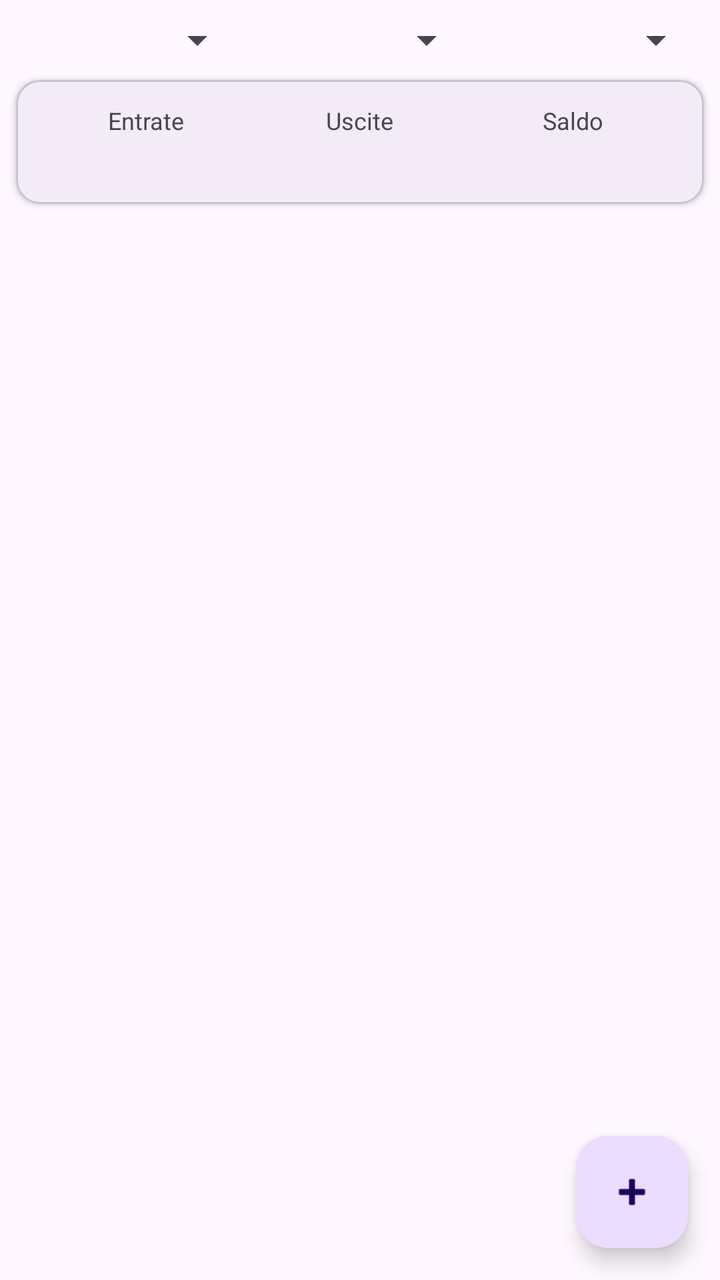
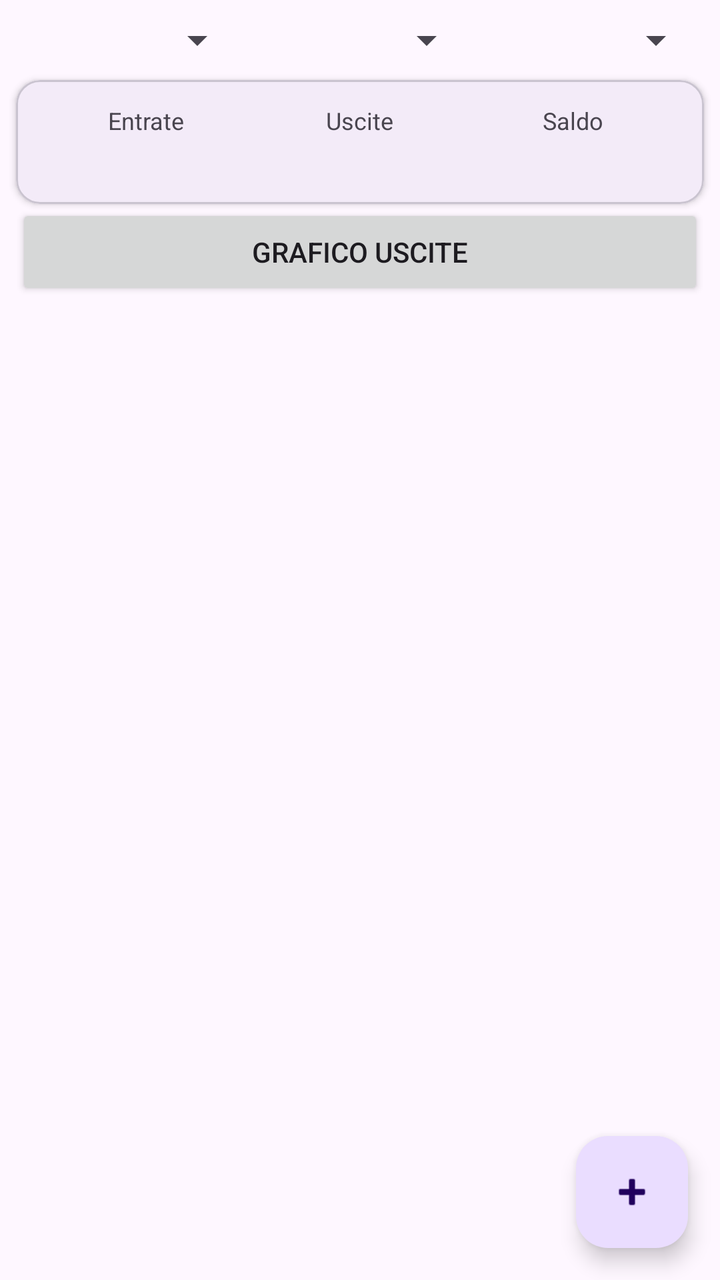

An Android layout rendered at two revisions. The XML below is the earlier revision; the diff shows what the commit changed to produce the second picture.
<!-- AndroidManifest.xml: application theme Theme.SPESAPP -->
<!-- res/layout/fragment_lista_transazioni.xml -->
<?xml version="1.0" encoding="utf-8"?>
<androidx.constraintlayout.widget.ConstraintLayout
    xmlns:android="http://schemas.android.com/apk/res/android"
    xmlns:app="http://schemas.android.com/apk/res-auto"
    android:layout_width="match_parent"
    android:layout_height="match_parent">

    <LinearLayout
        android:id="@+id/layoutFiltri"
        android:layout_width="0dp"
        android:layout_height="wrap_content"
        android:orientation="horizontal"
        android:paddingStart="8dp"
        android:paddingEnd="8dp"
        android:paddingTop="8dp"
        app:layout_constraintEnd_toEndOf="parent"
        app:layout_constraintStart_toStartOf="parent"
        app:layout_constraintTop_toTopOf="parent">

        <Spinner
            android:id="@+id/spinnerTipo"
            android:layout_width="0dp"
            android:layout_height="wrap_content"
            android:layout_weight="1" />

        <Spinner
            android:id="@+id/spinnerCategoria"
            android:layout_width="0dp"
            android:layout_height="wrap_content"
            android:layout_weight="1" />

        <Spinner
            android:id="@+id/spinnerMese"
            android:layout_width="0dp"
            android:layout_height="wrap_content"
            android:layout_weight="1" />
    </LinearLayout>

    <com.google.android.material.card.MaterialCardView
        android:id="@+id/cardDashboard"
        android:layout_width="0dp"
        android:layout_height="wrap_content"
        android:layout_margin="8dp"
        app:cardCornerRadius="12dp"
        app:cardElevation="2dp"
        app:layout_constraintEnd_toEndOf="parent"
        app:layout_constraintStart_toStartOf="parent"
        app:layout_constraintTop_toBottomOf="@id/layoutFiltri">

        <LinearLayout
            android:layout_width="match_parent"
            android:layout_height="wrap_content"
            android:orientation="horizontal"
            android:padding="12dp">

            <LinearLayout
                android:layout_width="0dp"
                android:layout_height="wrap_content"
                android:layout_weight="1"
                android:gravity="center"
                android:orientation="vertical">

                <TextView
                    android:layout_width="wrap_content"
                    android:layout_height="wrap_content"
                    android:text="Entrate"
                    android:textSize="12sp" />

                <TextView
                    android:id="@+id/textTotaleEntrate"
                    android:layout_width="wrap_content"
                    android:layout_height="wrap_content"
                    android:textColor="#2E7D32"
                    android:textSize="16sp"
                    android:textStyle="bold" />
            </LinearLayout>

            <LinearLayout
                android:layout_width="0dp"
                android:layout_height="wrap_content"
                android:layout_weight="1"
                android:gravity="center"
                android:orientation="vertical">

                <TextView
                    android:layout_width="wrap_content"
                    android:layout_height="wrap_content"
                    android:text="Uscite"
                    android:textSize="12sp" />

                <TextView
                    android:id="@+id/textTotaleUscite"
                    android:layout_width="wrap_content"
                    android:layout_height="wrap_content"
                    android:textColor="#C62828"
                    android:textSize="16sp"
                    android:textStyle="bold" />
            </LinearLayout>

            <LinearLayout
                android:layout_width="0dp"
                android:layout_height="wrap_content"
                android:layout_weight="1"
                android:gravity="center"
                android:orientation="vertical">

                <TextView
                    android:layout_width="wrap_content"
                    android:layout_height="wrap_content"
                    android:text="Saldo"
                    android:textSize="12sp" />

                <TextView
                    android:id="@+id/textSaldo"
                    android:layout_width="wrap_content"
                    android:layout_height="wrap_content"
                    android:textSize="16sp"
                    android:textStyle="bold" />
            </LinearLayout>
        </LinearLayout>
    </com.google.android.material.card.MaterialCardView>

    <TextView
        android:id="@+id/textVuoto"
        android:layout_width="wrap_content"
        android:layout_height="wrap_content"
        android:text="Nessuna transazione registrata"
        android:textSize="16sp"
        android:visibility="gone"
        app:layout_constraintBottom_toBottomOf="parent"
        app:layout_constraintEnd_toEndOf="parent"
        app:layout_constraintStart_toStartOf="parent"
        app:layout_constraintTop_toBottomOf="@id/cardDashboard" />

    <androidx.recyclerview.widget.RecyclerView
        android:id="@+id/recyclerTransazioni"
        android:layout_width="0dp"
        android:layout_height="0dp"
        app:layout_constraintBottom_toBottomOf="parent"
        app:layout_constraintEnd_toEndOf="parent"
        app:layout_constraintStart_toStartOf="parent"
        app:layout_constraintTop_toBottomOf="@id/cardDashboard" />

    <com.google.android.material.floatingactionbutton.FloatingActionButton
        android:id="@+id/fabAggiungi"
        android:layout_width="wrap_content"
        android:layout_height="wrap_content"
        android:layout_margin="16dp"
        android:contentDescription="Aggiungi transazione"
        android:src="@android:drawable/ic_input_add"
        app:layout_constraintBottom_toBottomOf="parent"
        app:layout_constraintEnd_toEndOf="parent" />

</androidx.constraintlayout.widget.ConstraintLayout>
<!-- resources referenced by this layout -->
<resources>
  <style name="Theme.SPESAPP" parent="Base.Theme.SPESAPP" />
  <style name="Base.Theme.SPESAPP" parent="Theme.Material3.DayNight.NoActionBar">
          
          
      </style>
</resources>

<!-- the commit's change to res/layout/fragment_lista_transazioni.xml (unified diff, before → after) -->
@@ -120,6 +120,17 @@
         </LinearLayout>
     </com.google.android.material.card.MaterialCardView>
 
+    <Button
+        android:id="@+id/btnGrafico"
+        android:layout_width="0dp"
+        android:layout_height="wrap_content"
+        android:layout_marginStart="8dp"
+        android:layout_marginEnd="8dp"
+        android:text="Grafico uscite"
+        app:layout_constraintEnd_toEndOf="parent"
+        app:layout_constraintStart_toStartOf="parent"
+        app:layout_constraintTop_toBottomOf="@id/cardDashboard" />
+
     <TextView
         android:id="@+id/textVuoto"
         android:layout_width="wrap_content"
@@ -130,7 +141,7 @@
         app:layout_constraintBottom_toBottomOf="parent"
         app:layout_constraintEnd_toEndOf="parent"
         app:layout_constraintStart_toStartOf="parent"
-        app:layout_constraintTop_toBottomOf="@id/cardDashboard" />
+        app:layout_constraintTop_toBottomOf="@id/btnGrafico" />
 
     <androidx.recyclerview.widget.RecyclerView
         android:id="@+id/recyclerTransazioni"
@@ -139,7 +150,7 @@
         app:layout_constraintBottom_toBottomOf="parent"
         app:layout_constraintEnd_toEndOf="parent"
         app:layout_constraintStart_toStartOf="parent"
-        app:layout_constraintTop_toBottomOf="@id/cardDashboard" />
+        app:layout_constraintTop_toBottomOf="@id/btnGrafico" />
 
     <com.google.android.material.floatingactionbutton.FloatingActionButton
         android:id="@+id/fabAggiungi"
